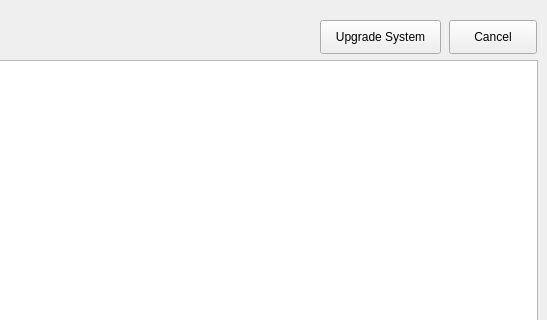
Before: the Qt Designer form buttermanager/ui/UpdatesWindow.ui in egara/buttermanager, drawn with Qt 5; both pictures show x 220 to 767 and y 0 to 320 of the 767 by 442 pixel window.
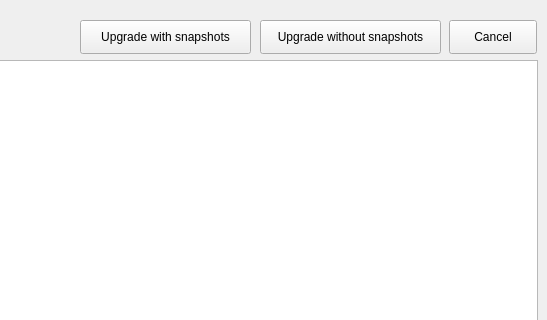
After: the same form once the commit is applied.

Commit message: Issue #2. Modifying GUI to inlcude a new button

Diff of the .ui file:
```diff
--- a/buttermanager/ui/UpdatesWindow.ui
+++ b/buttermanager/ui/UpdatesWindow.ui
@@ -40,9 +40,9 @@
    <widget class="QPushButton" name="button_upgrade_system">
     <property name="geometry">
      <rect>
-      <x>540</x>
+      <x>300</x>
       <y>20</y>
-      <width>121</width>
+      <width>171</width>
       <height>34</height>
      </rect>
     </property>
@@ -50,7 +50,7 @@
      <string>Upgrade the system creating a previous snapshot and removing old snapshots according to configuration</string>
     </property>
     <property name="text">
-     <string>Upgrade System</string>
+     <string>Upgrade with snapshots</string>
     </property>
    </widget>
    <widget class="QPushButton" name="button_cancel">
@@ -66,6 +66,22 @@
      <string>Cancel</string>
     </property>
    </widget>
+   <widget class="QPushButton" name="button_upgrade_system_without_snapshots">
+    <property name="geometry">
+     <rect>
+      <x>480</x>
+      <y>20</y>
+      <width>181</width>
+      <height>34</height>
+     </rect>
+    </property>
+    <property name="toolTip">
+     <string>Upgrade the system without creating snapshots</string>
+    </property>
+    <property name="text">
+     <string>Upgrade without snapshots</string>
+    </property>
+   </widget>
   </widget>
   <widget class="QStatusBar" name="statusbar"/>
  </widget>
```
